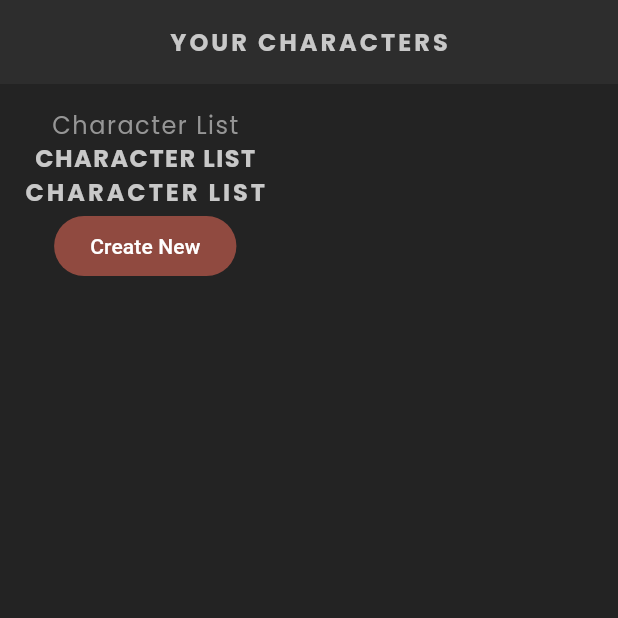
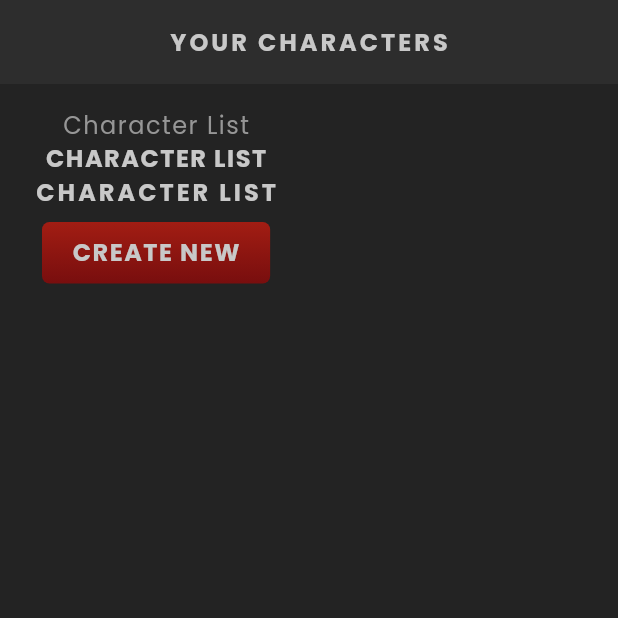
Before and after one commit to hasangoli/rpg, a Flutter app: the screen it shows after launch, on a phone screen of 412 x 824 dp, the top half of it. Run offline on Flutter 3.47's test engine with Material 3 defaults, Android fonts, the light colour scheme and no system bars; our stand-ins replace google_fonts.

Commit message:
Custom button widget created

```diff
--- a/lib/screens/home/home.dart
+++ b/lib/screens/home/home.dart
@@ -1,4 +1,5 @@
 import 'package:flutter/material.dart';
+import 'package:rpg/shared/styled_button.dart';
 import 'package:rpg/shared/styled_text.dart';
 
 class Home extends StatefulWidget {
@@ -23,9 +24,9 @@ class _HomeState extends State<Home> {
             StyledText("Character List"),
             StyledHeading("Character List"),
             StyledTitle("Character List"),
-            FilledButton(
+            StyledButton(
               onPressed: () {},
-              child: Text("Create New"),
+              child: StyledHeading("Create New"),
             ),
           ],
         ),
--- /dev/null
+++ b/lib/shared/styled_button.dart
@@ -0,0 +1,38 @@
+import 'package:flutter/material.dart';
+import 'package:rpg/theme.dart';
+
+class StyledButton extends StatelessWidget {
+  const StyledButton({
+    super.key,
+    required this.onPressed,
+    required this.child,
+  });
+
+  final Function() onPressed;
+  final Widget child;
+
+  @override
+  Widget build(BuildContext context) {
+    return TextButton(
+      onPressed: onPressed,
+      child: Container(
+        padding: EdgeInsets.symmetric(
+          vertical: 10,
+          horizontal: 20,
+        ),
+        decoration: BoxDecoration(
+          gradient: LinearGradient(
+            colors: [
+              AppColors.primaryColor,
+              AppColors.primaryAccent,
+            ],
+            begin: Alignment.topCenter,
+            end: Alignment.bottomCenter,
+          ),
+          borderRadius: BorderRadius.all(Radius.circular(5)),
+        ),
+        child: child,
+      ),
+    );
+  }
+}
```
